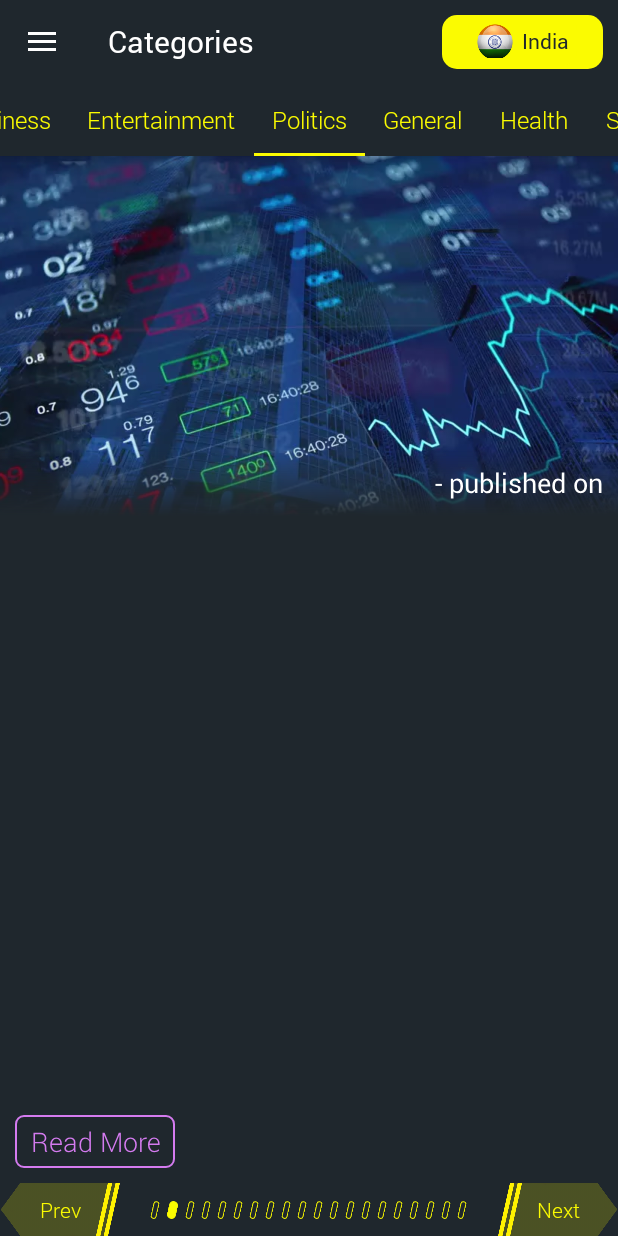
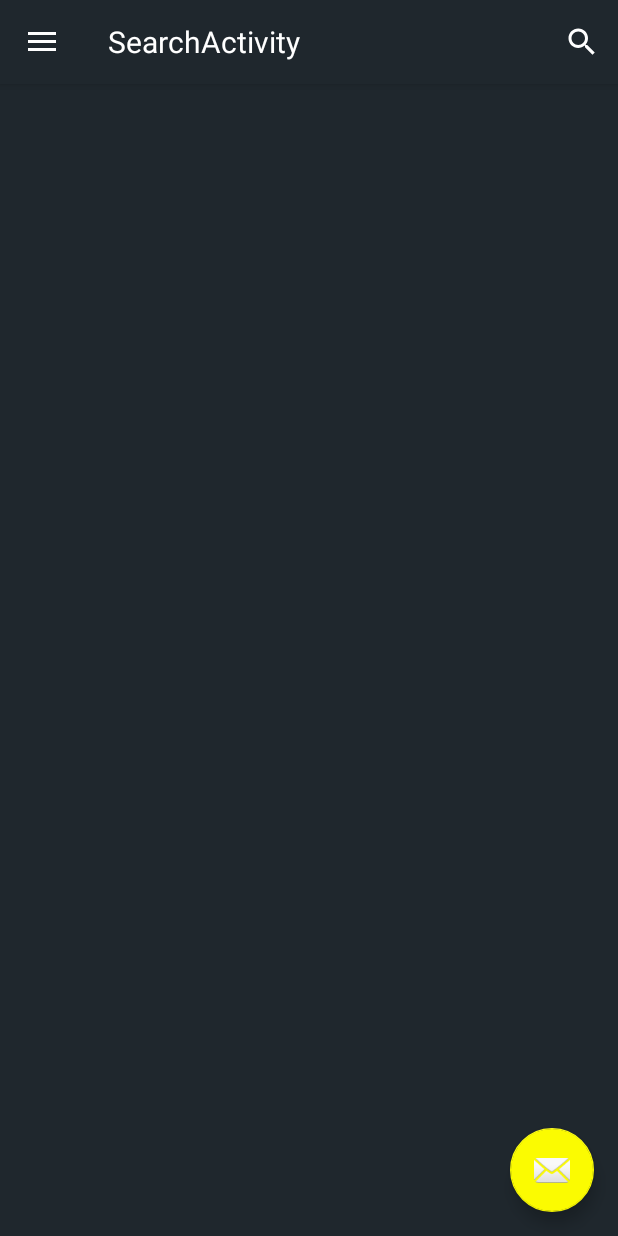
Before and after one commit to shantanu0323/NewsHere, an Android app: the CategoryActivity screen opened directly, with no data from a screen before it, in the side drawer, after a tap on "Search", on a phone screen of 412 x 824 dp. Run offline under Robolectric (Android 15) with nearby library versions, the phone set to English and light mode, and no system bars; our stand-ins replace Picasso; libraries missing offline, so code that uses them is left out: com.bluejamesbond.text; pictures from the network do not load.

Commit message:
feat: Initiating Search Action

```diff
--- a/app/src/main/AndroidManifest.xml
+++ b/app/src/main/AndroidManifest.xml
@@ -6,12 +6,12 @@
     <uses-permission android:name="android.permission.ACCESS_NETWORK_STATE" />
 
     <application
+        android:name=".NewsHere"
         android:allowBackup="true"
         android:icon="@mipmap/worldwide"
         android:label="NewsHere"
         android:roundIcon="@mipmap/ic_launcher_round"
         android:supportsRtl="true"
-        android:name=".NewsHere"
         android:theme="@style/AppTheme">
         <activity
             android:name=".HomeActivity"
@@ -26,6 +26,10 @@
         <activity
             android:name=".CategoryActivity"
             android:label="@string/title_activity_category"
+            android:theme="@style/AppTheme.NoActionBar" />
+        <activity
+            android:name=".SearchActivity"
+            android:label="@string/title_activity_search"
             android:theme="@style/AppTheme.NoActionBar"></activity>
     </application>
 
--- a/app/src/main/java/com/shaan/newshere/CategoryActivity.java
+++ b/app/src/main/java/com/shaan/newshere/CategoryActivity.java
@@ -299,7 +299,8 @@ public class CategoryActivity extends AppCompatActivity
             startActivity(intent);
         } else if (id == R.id.nav_search) {
             // Open the Search Activity
-            Toast.makeText(getApplicationContext(), "Search Activity is Under Development", Toast.LENGTH_SHORT).show();
+            Intent intent = new Intent(getApplicationContext(), SearchActivity.class);
+            startActivity(intent);
         } else if (id == R.id.nav_share) {
 
         } else if (id == R.id.nav_send) {
--- a/app/src/main/java/com/shaan/newshere/HomeActivity.java
+++ b/app/src/main/java/com/shaan/newshere/HomeActivity.java
@@ -223,7 +223,8 @@ public class HomeActivity extends AppCompatActivity
             // Do nothing
         } else if (id == R.id.nav_search) {
             // Open the Search Activity
-            Toast.makeText(getApplicationContext(), "Search Activity is Under Development", Toast.LENGTH_SHORT).show();
+            Intent intent = new Intent(getApplicationContext(), SearchActivity.class);
+            startActivity(intent);
         } else if (id == R.id.nav_share) {
 
         } else if (id == R.id.nav_send) {
--- /dev/null
+++ b/app/src/main/java/com/shaan/newshere/SearchActivity.java
@@ -0,0 +1,107 @@
+package com.shaan.newshere;
+
+import android.content.Intent;
+import android.os.Bundle;
+import android.support.design.widget.FloatingActionButton;
+import android.support.design.widget.Snackbar;
+import android.view.MenuInflater;
+import android.view.View;
+import android.support.design.widget.NavigationView;
+import android.support.v4.view.GravityCompat;
+import android.support.v4.widget.DrawerLayout;
+import android.support.v7.app.ActionBarDrawerToggle;
+import android.support.v7.app.AppCompatActivity;
+import android.support.v7.widget.Toolbar;
+import android.view.Menu;
+import android.view.MenuItem;
+import android.widget.SearchView;
+import android.widget.Toast;
+
+public class SearchActivity extends AppCompatActivity
+        implements NavigationView.OnNavigationItemSelectedListener {
+
+    @Override
+    protected void onCreate(Bundle savedInstanceState) {
+        super.onCreate(savedInstanceState);
+        setContentView(R.layout.activity_search);
+        Toolbar toolbar = (Toolbar) findViewById(R.id.toolbar);
+        setSupportActionBar(toolbar);
+
+        FloatingActionButton fab = (FloatingActionButton) findViewById(R.id.fab);
+        fab.setOnClickListener(new View.OnClickListener() {
+            @Override
+            public void onClick(View view) {
+                Snackbar.make(view, "Replace with your own action", Snackbar.LENGTH_LONG)
+                        .setAction("Action", null).show();
+            }
+        });
+
+        DrawerLayout drawer = (DrawerLayout) findViewById(R.id.drawer_layout);
+        ActionBarDrawerToggle toggle = new ActionBarDrawerToggle(
+                this, drawer, toolbar, R.string.navigation_drawer_open, R.string.navigation_drawer_close);
+        drawer.addDrawerListener(toggle);
+        toggle.syncState();
+
+        NavigationView navigationView = (NavigationView) findViewById(R.id.nav_view);
+        navigationView.setItemIconTintList(null);
+        navigationView.setNavigationItemSelectedListener(this);
+    }
+
+    @Override
+    public void onBackPressed() {
+        DrawerLayout drawer = (DrawerLayout) findViewById(R.id.drawer_layout);
+        if (drawer.isDrawerOpen(GravityCompat.START)) {
+            drawer.closeDrawer(GravityCompat.START);
+        } else {
+            super.onBackPressed();
+        }
+    }
+
+    @SuppressWarnings("StatementWithEmptyBody")
+    @Override
+    public boolean onNavigationItemSelected(MenuItem item) {
+        // Handle navigation view item clicks here.
+        int id = item.getItemId();
+
+        if (id == R.id.nav_categories) {
+            Intent intent = new Intent(getApplicationContext(), CategoryActivity.class);
+            startActivity(intent);
+        } else if (id == R.id.nav_top_headlines) {
+            Intent intent = new Intent(getApplicationContext(), HomeActivity.class);
+            startActivity(intent);
+        } else if (id == R.id.nav_search) {
+            // Do nothing
+        } else if (id == R.id.nav_share) {
+
+        } else if (id == R.id.nav_send) {
+
+        }
+
+        DrawerLayout drawer = (DrawerLayout) findViewById(R.id.drawer_layout);
+        drawer.closeDrawer(GravityCompat.START);
+        return true;
+    }
+
+    @Override
+    public boolean onCreateOptionsMenu(Menu menu) {
+        MenuInflater inflater = getMenuInflater();
+        inflater.inflate(R.menu.search, menu);
+
+        MenuItem item = menu.findItem(R.id.action_search);
+
+        SearchView searchView = (SearchView) item.getActionView();
+        searchView.setOnQueryTextListener(new SearchView.OnQueryTextListener() {
+            @Override
+            public boolean onQueryTextSubmit(String query) {
+                return false;
+            }
+
+            @Override
+            public boolean onQueryTextChange(String newText) {
+                return false;
+            }
+        });
+
+        return super.onCreateOptionsMenu(menu);
+    }
+}
--- /dev/null
+++ b/app/src/main/res/layout/activity_search.xml
@@ -0,0 +1,25 @@
+<?xml version="1.0" encoding="utf-8"?>
+<android.support.v4.widget.DrawerLayout xmlns:android="http://schemas.android.com/apk/res/android"
+    xmlns:app="http://schemas.android.com/apk/res-auto"
+    xmlns:tools="http://schemas.android.com/tools"
+    android:id="@+id/drawer_layout"
+    android:layout_width="match_parent"
+    android:layout_height="match_parent"
+    android:fitsSystemWindows="true"
+    tools:openDrawer="start">
+
+    <include
+        layout="@layout/app_bar_search"
+        android:layout_width="match_parent"
+        android:layout_height="match_parent" />
+
+    <android.support.design.widget.NavigationView
+        android:id="@+id/nav_view"
+        android:layout_width="wrap_content"
+        android:layout_height="match_parent"
+        android:layout_gravity="start"
+        android:fitsSystemWindows="true"
+        app:headerLayout="@layout/nav_header_home"
+        app:menu="@menu/activity_search_drawer" />
+
+</android.support.v4.widget.DrawerLayout>
--- /dev/null
+++ b/app/src/main/res/layout/app_bar_search.xml
@@ -0,0 +1,33 @@
+<?xml version="1.0" encoding="utf-8"?>
+<android.support.design.widget.CoordinatorLayout xmlns:android="http://schemas.android.com/apk/res/android"
+    xmlns:app="http://schemas.android.com/apk/res-auto"
+    xmlns:tools="http://schemas.android.com/tools"
+    android:layout_width="match_parent"
+    android:layout_height="match_parent"
+    tools:context="com.shaan.newshere.SearchActivity">
+
+    <android.support.design.widget.AppBarLayout
+        android:layout_width="match_parent"
+        android:layout_height="wrap_content"
+        android:theme="@style/AppTheme.AppBarOverlay">
+
+        <android.support.v7.widget.Toolbar
+            android:id="@+id/toolbar"
+            android:layout_width="match_parent"
+            android:layout_height="?attr/actionBarSize"
+            android:background="@color/colorBackground"
+            app:popupTheme="@style/AppTheme.PopupOverlay" />
+
+    </android.support.design.widget.AppBarLayout>
+
+    <include layout="@layout/content_search" />
+
+    <android.support.design.widget.FloatingActionButton
+        android:id="@+id/fab"
+        android:layout_width="wrap_content"
+        android:layout_height="wrap_content"
+        android:layout_gravity="bottom|end"
+        android:layout_margin="@dimen/fab_margin"
+        app:srcCompat="@android:drawable/ic_dialog_email" />
+
+</android.support.design.widget.CoordinatorLayout>
--- /dev/null
+++ b/app/src/main/res/layout/content_search.xml
@@ -0,0 +1,11 @@
+<?xml version="1.0" encoding="utf-8"?>
+<android.support.constraint.ConstraintLayout xmlns:android="http://schemas.android.com/apk/res/android"
+    xmlns:app="http://schemas.android.com/apk/res-auto"
+    xmlns:tools="http://schemas.android.com/tools"
+    android:layout_width="match_parent"
+    android:layout_height="match_parent"
+    app:layout_behavior="@string/appbar_scrolling_view_behavior"
+    tools:context="com.shaan.newshere.SearchActivity"
+    tools:showIn="@layout/app_bar_search">
+
+</android.support.constraint.ConstraintLayout>
--- /dev/null
+++ b/app/src/main/res/menu/activity_search_drawer.xml
@@ -0,0 +1,38 @@
+<?xml version="1.0" encoding="utf-8"?>
+<menu xmlns:android="http://schemas.android.com/apk/res/android"
+    xmlns:tools="http://schemas.android.com/tools"
+    tools:showIn="navigation_view">
+
+    <group android:checkableBehavior="single">
+        <item
+            android:id="@+id/nav_camera"
+            android:icon="@drawable/ic_menu_camera"
+            android:title="Import" />
+        <item
+            android:id="@+id/nav_gallery"
+            android:icon="@drawable/ic_menu_gallery"
+            android:title="Gallery" />
+        <item
+            android:id="@+id/nav_slideshow"
+            android:icon="@drawable/ic_menu_slideshow"
+            android:title="Slideshow" />
+        <item
+            android:id="@+id/nav_manage"
+            android:icon="@drawable/ic_menu_manage"
+            android:title="Tools" />
+    </group>
+
+    <item android:title="Communicate">
+        <menu>
+            <item
+                android:id="@+id/nav_share"
+                android:icon="@drawable/ic_menu_share"
+                android:title="Share" />
+            <item
+                android:id="@+id/nav_send"
+                android:icon="@drawable/ic_menu_send"
+                android:title="Send" />
+        </menu>
+    </item>
+
+</menu>
--- /dev/null
+++ b/app/src/main/res/menu/search.xml
@@ -0,0 +1,10 @@
+<?xml version="1.0" encoding="utf-8"?>
+<menu xmlns:android="http://schemas.android.com/apk/res/android"
+    xmlns:app="http://schemas.android.com/apk/res-auto">
+    <item
+        android:id="@+id/action_search"
+        android:title="Search"
+        android:icon="@mipmap/ic_search"
+        app:showAsAction="always"
+        app:actionViewClass="android.widget.SearchView"/>
+</menu>
--- a/app/src/main/res/values/strings.xml
+++ b/app/src/main/res/values/strings.xml
@@ -14,5 +14,6 @@
     <string name="tab_text_3">Tab 3</string>
     <string name="section_format">Hello World from section: %1$d</string>
     <string name="categories">Categories</string>
+    <string name="title_activity_search">SearchActivity</string>
 
 </resources>
```
